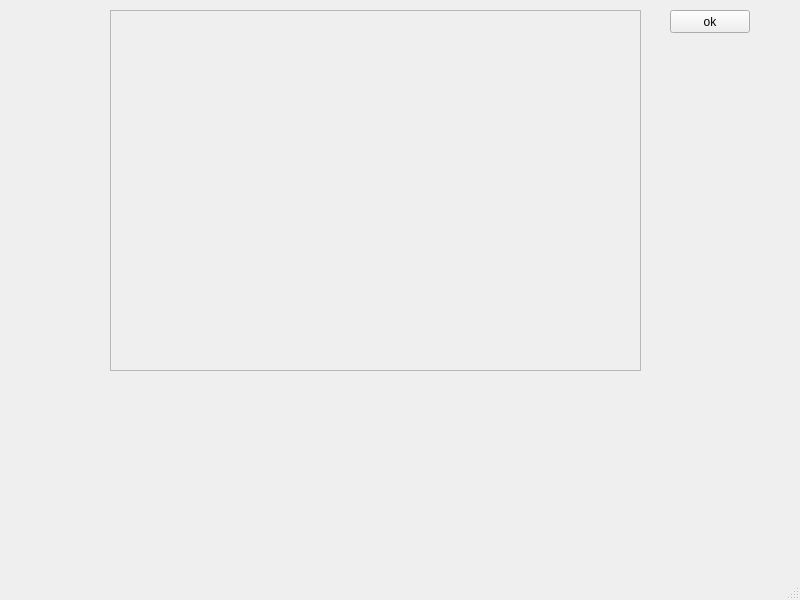
First picture: the form in mainwindow.ui, repository Maidiep372/DIIP, before the edit.
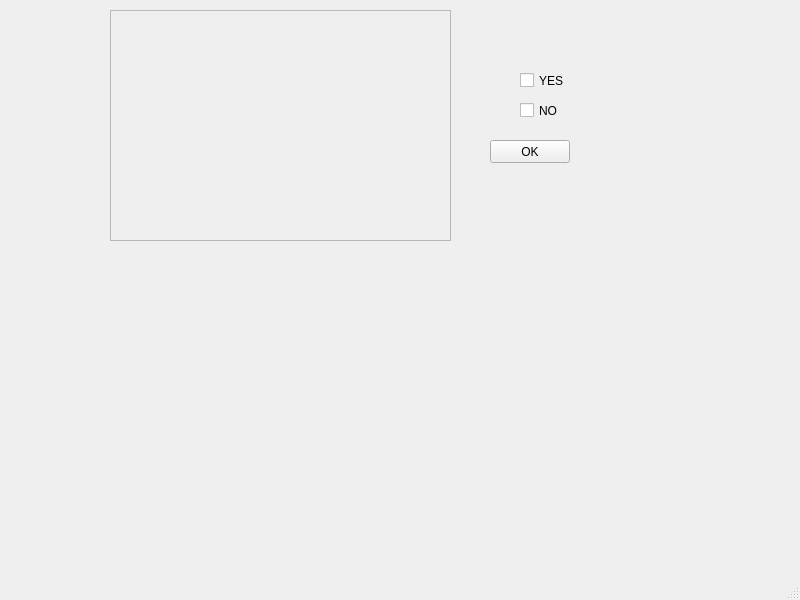
Second picture: the form after the edit.

The edit to the form file:
```diff
--- a/mainwindow.ui
+++ b/mainwindow.ui
@@ -19,8 +19,8 @@
      <rect>
       <x>110</x>
       <y>10</y>
-      <width>531</width>
-      <height>361</height>
+      <width>341</width>
+      <height>231</height>
      </rect>
     </property>
     <property name="frameShape">
@@ -33,14 +33,40 @@
    <widget class="QPushButton" name="pushButton">
     <property name="geometry">
      <rect>
-      <x>670</x>
-      <y>10</y>
+      <x>490</x>
+      <y>140</y>
       <width>80</width>
       <height>23</height>
      </rect>
     </property>
     <property name="text">
-     <string>ok</string>
+     <string>OK</string>
+    </property>
+   </widget>
+   <widget class="QCheckBox" name="checkBox">
+    <property name="geometry">
+     <rect>
+      <x>520</x>
+      <y>70</y>
+      <width>85</width>
+      <height>21</height>
+     </rect>
+    </property>
+    <property name="text">
+     <string>YES</string>
+    </property>
+   </widget>
+   <widget class="QCheckBox" name="checkBox_2">
+    <property name="geometry">
+     <rect>
+      <x>520</x>
+      <y>100</y>
+      <width>85</width>
+      <height>21</height>
+     </rect>
+    </property>
+    <property name="text">
+     <string>NO</string>
     </property>
    </widget>
   </widget>
```
